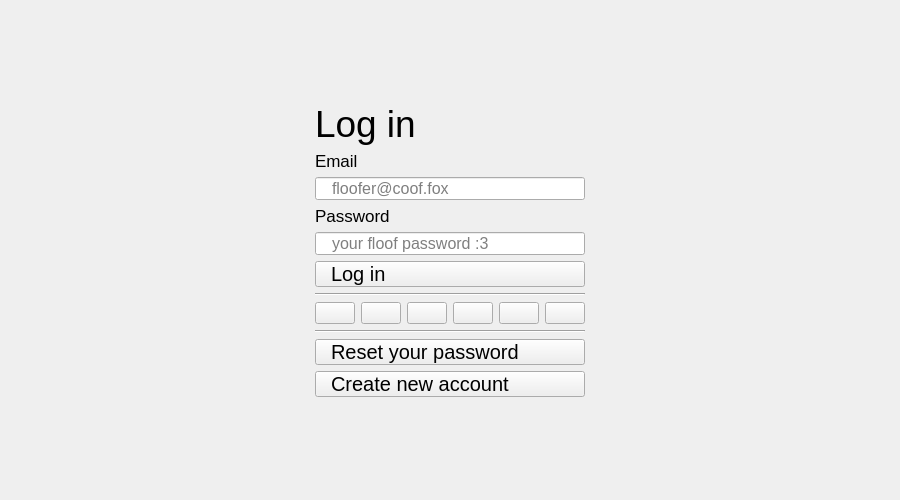
This is src/FoxogramLogin.ui in foxocorp/foxogram-desktop as Qt 5 draws it before an edit. The edited form follows.
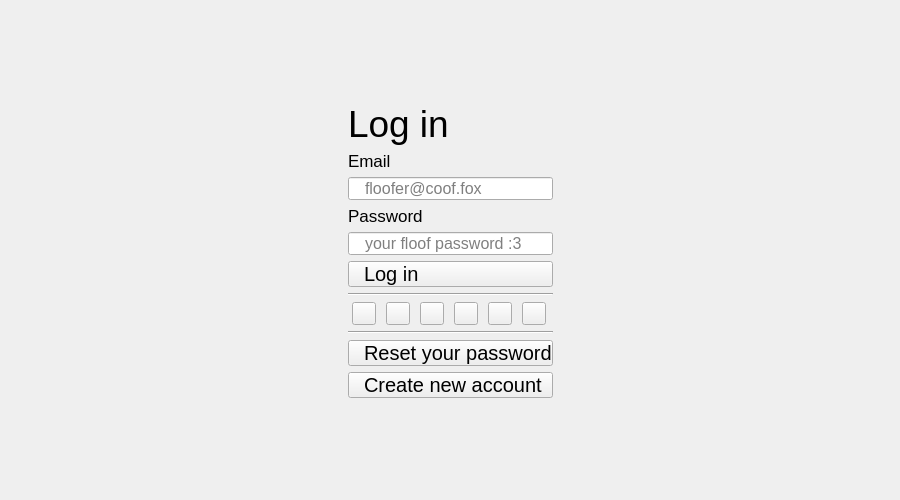
This is the edited form.

The edit to the form file:
```diff
--- a/src/FoxogramLogin.ui
+++ b/src/FoxogramLogin.ui
@@ -19,6 +19,9 @@
   <property name="windowTitle">
    <string>Foxogram</string>
   </property>
+  <property name="styleSheet">
+   <string notr="true"/>
+  </property>
   <layout class="QGridLayout" name="gridLayout" rowstretch="277,526,277" columnstretch="775,370,775">
    <item row="2" column="1">
     <spacer name="verticalSpacer">
@@ -189,114 +192,42 @@
         <enum>QLayout::SizeConstraint::SetNoConstraint</enum>
        </property>
        <item>
-        <widget class="QPushButton" name="pushButton">
-         <property name="sizePolicy">
-          <sizepolicy hsizetype="Fixed" vsizetype="MinimumExpanding">
-           <horstretch>0</horstretch>
-           <verstretch>0</verstretch>
-          </sizepolicy>
-         </property>
-         <property name="baseSize">
-          <size>
-           <width>32</width>
-           <height>32</height>
-          </size>
-         </property>
+        <widget class="QToolButton" name="toolButton_2">
          <property name="text">
           <string/>
          </property>
         </widget>
        </item>
        <item>
-        <widget class="QPushButton" name="pushButton_4">
-         <property name="sizePolicy">
-          <sizepolicy hsizetype="Fixed" vsizetype="MinimumExpanding">
-           <horstretch>0</horstretch>
-           <verstretch>0</verstretch>
-          </sizepolicy>
-         </property>
-         <property name="baseSize">
-          <size>
-           <width>32</width>
-           <height>32</height>
-          </size>
-         </property>
+        <widget class="QToolButton" name="toolButton_3">
          <property name="text">
           <string/>
          </property>
         </widget>
        </item>
        <item>
-        <widget class="QPushButton" name="pushButton_5">
-         <property name="sizePolicy">
-          <sizepolicy hsizetype="Fixed" vsizetype="MinimumExpanding">
-           <horstretch>0</horstretch>
-           <verstretch>0</verstretch>
-          </sizepolicy>
-         </property>
-         <property name="baseSize">
-          <size>
-           <width>32</width>
-           <height>32</height>
-          </size>
-         </property>
+        <widget class="QToolButton" name="toolButton_4">
          <property name="text">
           <string/>
          </property>
         </widget>
        </item>
        <item>
-        <widget class="QPushButton" name="pushButton_6">
-         <property name="sizePolicy">
-          <sizepolicy hsizetype="Fixed" vsizetype="MinimumExpanding">
-           <horstretch>0</horstretch>
-           <verstretch>0</verstretch>
-          </sizepolicy>
-         </property>
-         <property name="baseSize">
-          <size>
-           <width>32</width>
-           <height>32</height>
-          </size>
-         </property>
+        <widget class="QToolButton" name="toolButton_5">
          <property name="text">
           <string/>
          </property>
         </widget>
        </item>
        <item>
-        <widget class="QPushButton" name="pushButton_3">
-         <property name="sizePolicy">
-          <sizepolicy hsizetype="Fixed" vsizetype="MinimumExpanding">
-           <horstretch>0</horstretch>
-           <verstretch>0</verstretch>
-          </sizepolicy>
-         </property>
-         <property name="baseSize">
-          <size>
-           <width>32</width>
-           <height>32</height>
-          </size>
-         </property>
+        <widget class="QToolButton" name="toolButton">
          <property name="text">
           <string/>
          </property>
         </widget>
        </item>
        <item>
-        <widget class="QPushButton" name="pushButton_2">
-         <property name="sizePolicy">
-          <sizepolicy hsizetype="Fixed" vsizetype="MinimumExpanding">
-           <horstretch>0</horstretch>
-           <verstretch>0</verstretch>
-          </sizepolicy>
-         </property>
-         <property name="baseSize">
-          <size>
-           <width>32</width>
-           <height>32</height>
-          </size>
-         </property>
+        <widget class="QToolButton" name="toolButton_6">
          <property name="text">
           <string/>
          </property>
```
